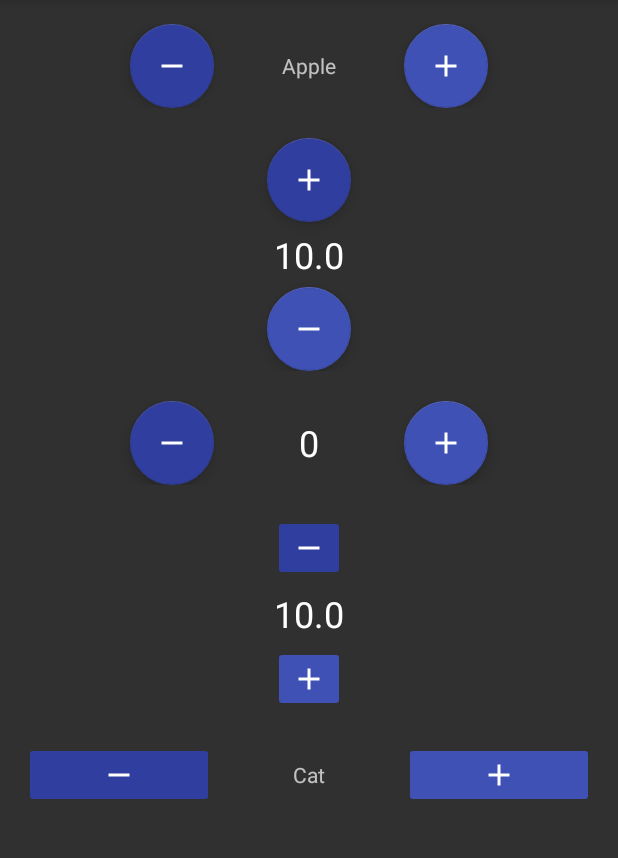
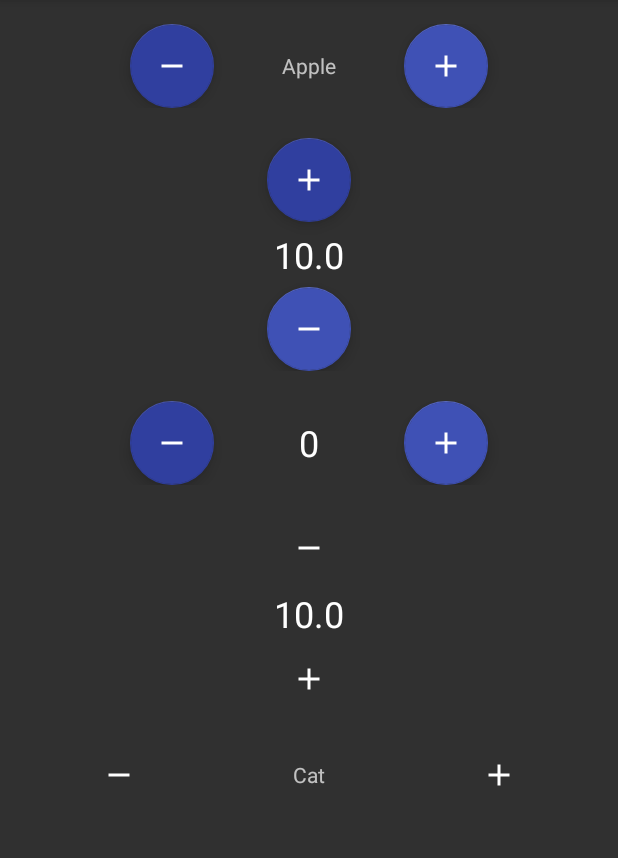
Before and after one commit to Hariofspades/IncDec, an Android app: the screen it shows after launch (MainActivity), on a phone screen of 412 x 824 dp, the part 84-942 px from its top. Run offline under Robolectric (Android 15) with nearby library versions, the phone set to English and light mode, and no system bars.

Commit message:
Configured ImageButton background

```diff
--- a/app/src/main/java/com/hariofspades/incdec/MainActivity.java
+++ b/app/src/main/java/com/hariofspades/incdec/MainActivity.java
@@ -1,5 +1,6 @@
 package com.hariofspades.incdec;
 
+import android.support.v4.content.ContextCompat;
 import android.support.v7.app.AppCompatActivity;
 import android.os.Bundle;
 import android.view.View;
@@ -62,7 +63,7 @@ public class MainActivity extends AppCompatActivity {
         incdecImg2.setArrayList(values);
         incdecImg2.setArrayIndexes(2,3,1);
         incdecImg2.enableLongPress(true,true,500);
-
+        incdecImg2.setBackground(null,null);
         incdec_vert.setOnClickListener(new IncDecCircular.OnClickListener() {
             @Override
             public void onClick(View view) {
--- a/incdeclibrary/src/main/java/com/hariofspades/incdeclibrary/IncDecImageButton.java
+++ b/incdeclibrary/src/main/java/com/hariofspades/incdeclibrary/IncDecImageButton.java
@@ -48,6 +48,8 @@ public class IncDecImageButton extends RelativeLayout {
     private int textColor;
     private Drawable leftSrc;
     private Drawable rightSrc;
+    private Drawable leftBackground;
+    private Drawable rightBackground;
     private int leftButtonTint;
     private int rightButtonTint;
     private int leftDrawableTint;
@@ -122,23 +124,25 @@ public class IncDecImageButton extends RelativeLayout {
         TypedArray arr = mContext.obtainStyledAttributes(attrs,R.styleable.IncDecImageButton,
                 styleAttr,0);
         leftButtonTint=arr.getColor(R.styleable.IncDecImageButton_leftButtonColorTintB,
-                defaultColor);
+                0);
         rightButtonTint=arr.getColor(R.styleable.IncDecImageButton_rightButtonColorTinitB,
-                defaultColor);
+                0   );
         leftSrc=arr.getDrawable(R.styleable.IncDecImageButton_leftDrawableB);
         rightSrc=arr.getDrawable(R.styleable.IncDecImageButton_rightDrawableB);
         leftDrawableTint=arr.getColor(R.styleable.IncDecImageButton_leftDrawableTintB,white);
         rightDrawableTint=arr.getColor(R.styleable.IncDecImageButton_rightDrawableTintB,white);
         textSize=arr.getFloat(R.styleable.IncDecImageButton_textSizeB,13);
         textColor=arr.getColor(R.styleable.IncDecImageButton_textColorB,defaultTextColor);
+        leftBackground=arr.getDrawable(R.styleable.IncDecImageButton_leftBackground);
+        rightBackground=arr.getDrawable(R.styleable.IncDecImageButton_rightBackground);
         /** Component declaration */
         leftButton=(ImageButton) findViewById(R.id.decrement_button);
         rightButton=(ImageButton) findViewById(R.id.increment_button);
         counter=(TextView) findViewById(R.id.number_counter);
         layout=(LinearLayout) findViewById(R.id.layout);
 
-        setupLeftButton(leftButton,leftSrc,leftButtonTint,leftDrawableTint);
-        setupRightButton(rightButton,rightSrc,rightButtonTint,rightDrawableTint);
+        setupLeftButton(leftButton,leftSrc,leftButtonTint,leftDrawableTint,leftBackground);
+        setupRightButton(rightButton,rightSrc,rightButtonTint,rightDrawableTint,rightBackground);
         initLongClickListener(leftButton,rightButton,counter);
 
         arr.recycle();
@@ -147,7 +151,7 @@ public class IncDecImageButton extends RelativeLayout {
     }
 
     private void setupRightButton(ImageButton rightButton, Drawable rightSrc,
-                                  int rightButtonTint, int rightDrawableTint) {
+                                  int rightButtonTint, int rightDrawableTint,Drawable background) {
         if(rightSrc!=null) {
             rightSrc.setTintList(new ColorStateList(new int[][]{new int[]{0}},
                     new int[]{rightDrawableTint}));
@@ -155,10 +159,11 @@ public class IncDecImageButton extends RelativeLayout {
         }
         rightButton.setBackgroundTintList(new ColorStateList(new int[][]{new int[]{0}},
                 new int[]{rightButtonTint}));
+        rightButton.setBackground(background);
     }
 
     private void setupLeftButton(ImageButton leftButton, Drawable leftSrc,
-                                 int leftButtonTint, int leftDrawableTint) {
+                                 int leftButtonTint, int leftDrawableTint,Drawable background) {
         if(leftSrc!=null) {
             leftSrc.setTintList(new ColorStateList(new int[][]{new int[]{0}},
                     new int[]{leftDrawableTint}));
@@ -166,6 +171,7 @@ public class IncDecImageButton extends RelativeLayout {
         }
         leftButton.setBackgroundTintList(new ColorStateList(new int[][]{new int[]{0}},
                 new int[]{leftButtonTint}));
+        leftButton.setBackground(background);
 
     }
 
@@ -188,6 +194,11 @@ public class IncDecImageButton extends RelativeLayout {
 
     private void fixOrientation(LinearLayout layout, int orientation) {
         layout.setOrientation(orientation);
+    }
+
+    public void setBackground(Drawable leftBackground,Drawable rightBackground){
+        leftButton.setBackground(leftBackground);
+        rightButton.setBackground(rightBackground);
     }
 
     public void setLayoutParams(int first, int second){
--- a/incdeclibrary/src/main/res/values/attrs.xml
+++ b/incdeclibrary/src/main/res/values/attrs.xml
@@ -23,6 +23,8 @@
         <attr name="rightDrawableTintB" format="color"/>
         <attr name="textSizeB" format="float"/>
         <attr name="textColorB" format="color"/>
+        <attr name="leftBackground" format="reference"/>
+        <attr name="rightBackground" format="reference"/>
 
     </declare-styleable>
 </resources>
```
Also changed, not shown: app/src/main/res/drawable/round.xml (added, +13 -0 lines), 1 other file.
